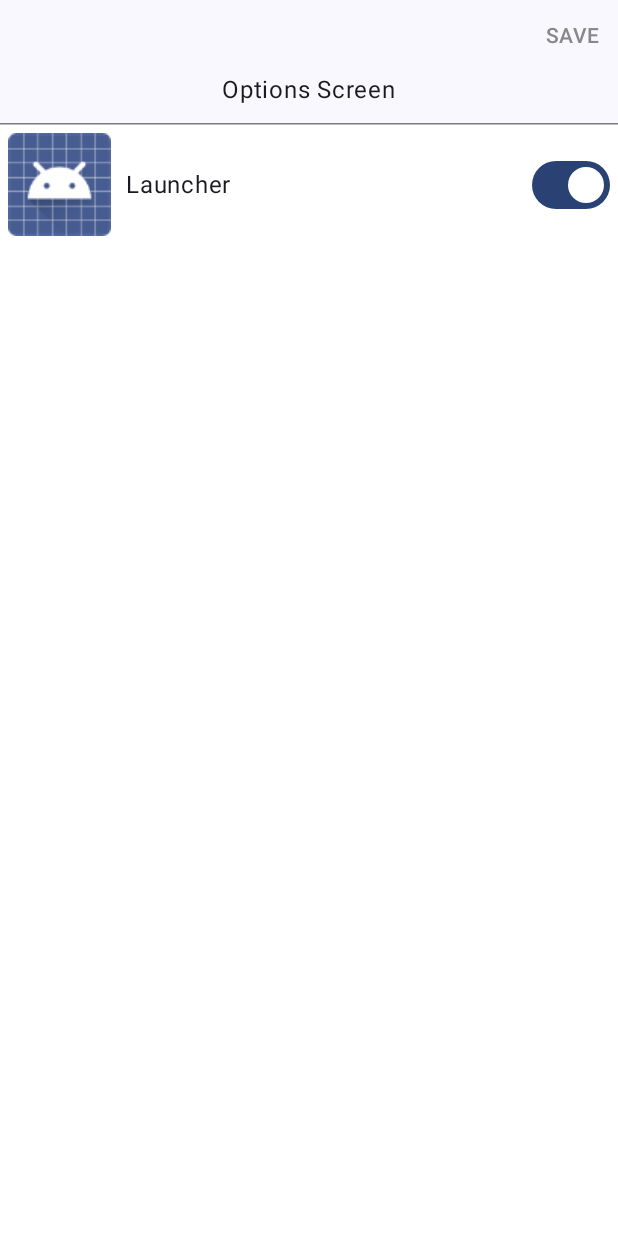
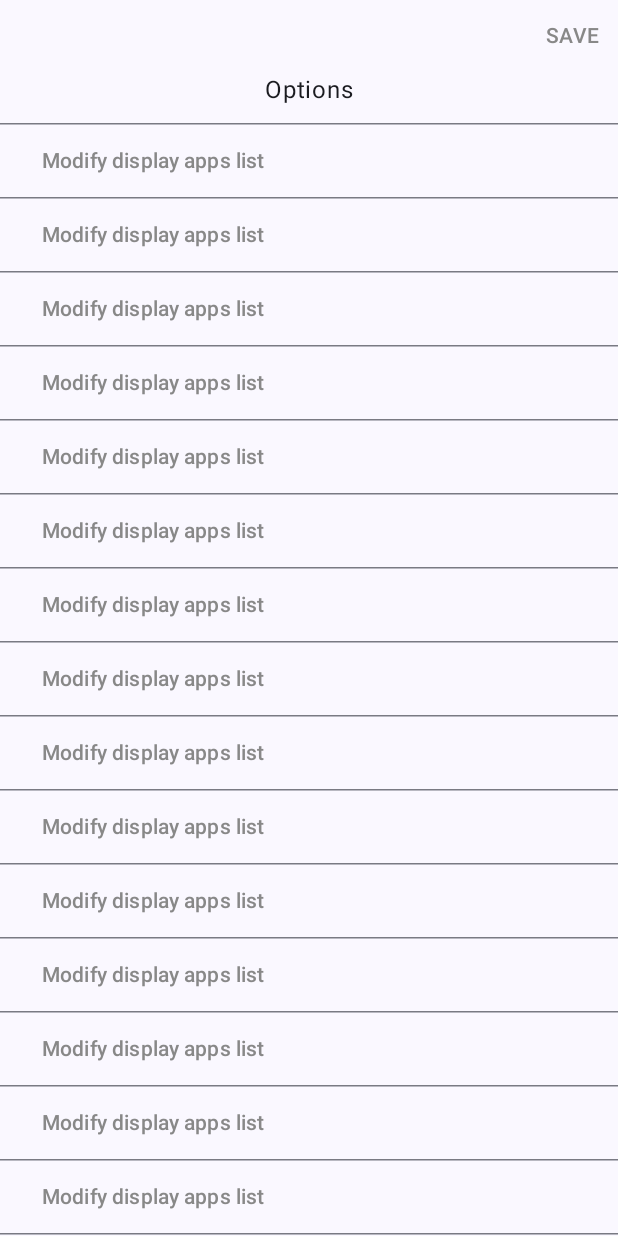
Before and after one commit to deeaKatie/Launcher, an Android app built with Jetpack Compose: the OptionsScreen screen opened through its navigation route, on a phone screen of 412 x 824 dp. Run offline under Robolectric (Android 15) with nearby library versions, the phone set to English and light mode, and no system bars; our stand-ins replace Firebase (no records; nobody signed in at launch, a user with empty details on screens opened directly).

Commit message:
UI alignments

```diff
--- a/app/src/main/java/com/example/launcher/mainscreen/data/App.kt
+++ b/app/src/main/java/com/example/launcher/mainscreen/data/App.kt
@@ -5,5 +5,6 @@ import android.graphics.drawable.Drawable
 data class App(
     val name: String,
     val packageName: String,
-    val icon: Drawable?
+    val icon: Drawable?,
+    var checked: Boolean
 )
--- a/app/src/main/java/com/example/launcher/mainscreen/ui/AppsViewModel.kt
+++ b/app/src/main/java/com/example/launcher/mainscreen/ui/AppsViewModel.kt
@@ -42,7 +42,8 @@ class AppsViewModel(context : Context) : ViewModel() {
                 App(
                     name = resolveInfo.loadLabel(packageManager).toString(),
                     packageName = resolveInfo.activityInfo.packageName,
-                    icon = resolveInfo.loadIcon(packageManager)
+                    icon = resolveInfo.loadIcon(packageManager),
+                    checked = true
                 )
             })
         }
--- a/app/src/main/java/com/example/launcher/optionsscreen/ui/OptionsScreen.kt
+++ b/app/src/main/java/com/example/launcher/optionsscreen/ui/OptionsScreen.kt
@@ -1,16 +1,16 @@
 package com.example.launcher.optionsscreen.ui
 
 import androidx.compose.foundation.layout.Arrangement
+import androidx.compose.foundation.layout.Box
 import androidx.compose.foundation.layout.Column
 import androidx.compose.foundation.layout.Row
 import androidx.compose.foundation.layout.Spacer
 import androidx.compose.foundation.layout.fillMaxSize
 import androidx.compose.foundation.layout.fillMaxWidth
-import androidx.compose.foundation.layout.height
 import androidx.compose.foundation.layout.padding
 import androidx.compose.foundation.layout.size
-import androidx.compose.foundation.layout.width
-import androidx.compose.material3.Button
+import androidx.compose.foundation.lazy.LazyColumn
+import androidx.compose.material3.HorizontalDivider
 import androidx.compose.material3.Text
 import androidx.compose.material3.TextButton
 import androidx.compose.runtime.Composable
@@ -19,11 +19,12 @@ import androidx.compose.ui.Alignment
 import androidx.compose.ui.Modifier
 import androidx.compose.ui.graphics.Color
 import androidx.compose.ui.platform.LocalContext
+import androidx.compose.ui.text.style.TextAlign
 import androidx.compose.ui.unit.dp
 import com.example.launcher.mainscreen.ui.AppsViewModel
 
 @Composable
-fun OptionsScreen(onSaveClick: () -> Unit) {
+fun OptionsScreen(onSaveClick: () -> Unit, onAppsListEdit: () -> Unit) {
 
     val context = LocalContext.current
     val appsUiState by AppsViewModel(context).uiState
@@ -46,12 +47,50 @@ fun OptionsScreen(onSaveClick: () -> Unit) {
                 )
             }
         }
-        Text(text = "Options Screen",
+        Text(text = "Options",
             modifier = Modifier.align(Alignment.CenterHorizontally))
 
         Spacer(modifier = Modifier.size(10.dp))
 
-        appsUiState.items?.let {AppsListOptions(apps = it)}
+        //appsUiState.items?.let {AppsListOptions()}
+
+        LazyColumn {
+
+            items (50) {
+                OptionsItem(onClick = onAppsListEdit, text = "Modify display apps list")
+            }
+
+            item {
+                HorizontalDivider()
+            }
+
+        }
+
     }
+}
 
+
+@Composable
+fun OptionsItem(onClick: () -> Unit, text: String) {
+    HorizontalDivider()
+    Row (
+        modifier = Modifier.fillMaxSize()
+    ) {
+        TextButton(
+            onClick = onClick,
+            modifier = Modifier.fillMaxSize()
+        ) {
+            Box(
+                modifier = Modifier.fillMaxSize(),
+                contentAlignment = Alignment.CenterStart // Aligns the text to the left
+            ) {
+                Text(
+                    text = text,
+                    color = Color.Gray,
+                    textAlign = TextAlign.Start,
+                    modifier = Modifier.padding(start = 16.dp) // Add left padding
+                )
+            }
+        }
+    }
 }
```
Also changed, not shown: app/src/main/java/com/example/launcher/Navigation.kt (+7 -2 lines), app/src/main/java/com/example/launcher/optionsscreen/ui/AppsListOptions.kt (+80 -4 lines).
